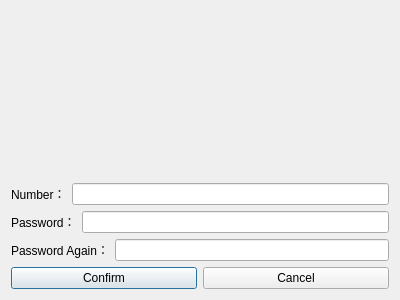
Before: the Qt Designer form ArteryTechQtProject/ArteryTechQtProject/RegisterInterface.ui in chenfeigen/HBFlowsSrc, drawn with Qt 5.
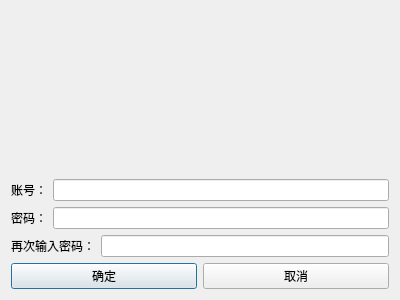
After: the same form once the commit is applied. Icons and pictures are not drawn.

```diff
--- a/ArteryTechQtProject/ArteryTechQtProject/RegisterInterface.ui
+++ b/ArteryTechQtProject/ArteryTechQtProject/RegisterInterface.ui
@@ -32,7 +32,7 @@
        <item>
         <widget class="QLabel" name="UsernameLabel">
          <property name="text">
-          <string>Number：</string>
+          <string>账号：</string>
          </property>
         </widget>
        </item>
@@ -46,7 +46,7 @@
        <item>
         <widget class="QLabel" name="PasswordLabel">
          <property name="text">
-          <string>Password：</string>
+          <string>密码：</string>
          </property>
         </widget>
        </item>
@@ -60,7 +60,7 @@
        <item>
         <widget class="QLabel" name="PasswordLabel2">
          <property name="text">
-          <string>Password Again：</string>
+          <string>再次输入密码：</string>
          </property>
         </widget>
        </item>
@@ -74,14 +74,14 @@
        <item>
         <widget class="QPushButton" name="ConfirmPushButton">
          <property name="text">
-          <string>Confirm</string>
+          <string>确定</string>
          </property>
         </widget>
        </item>
        <item>
         <widget class="QPushButton" name="CancelPushButton">
          <property name="text">
-          <string>Cancel</string>
+          <string>取消</string>
          </property>
         </widget>
        </item>
```
